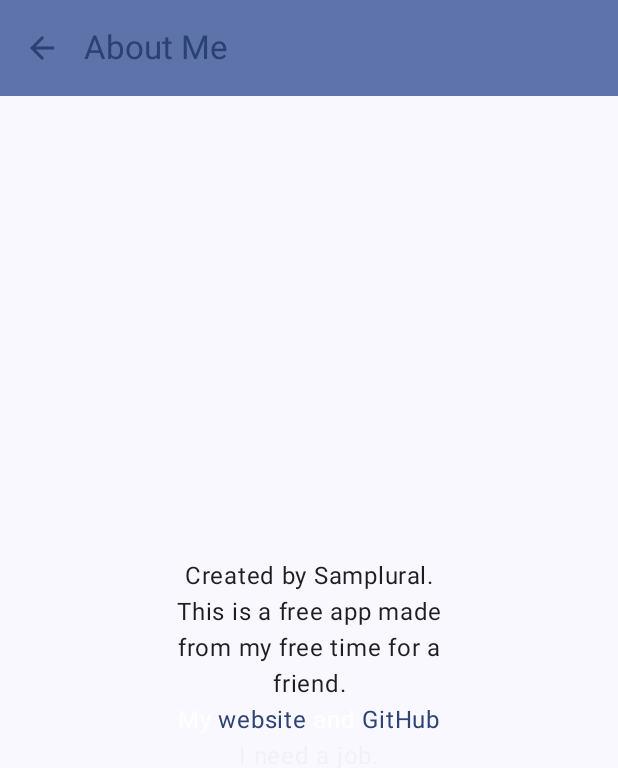
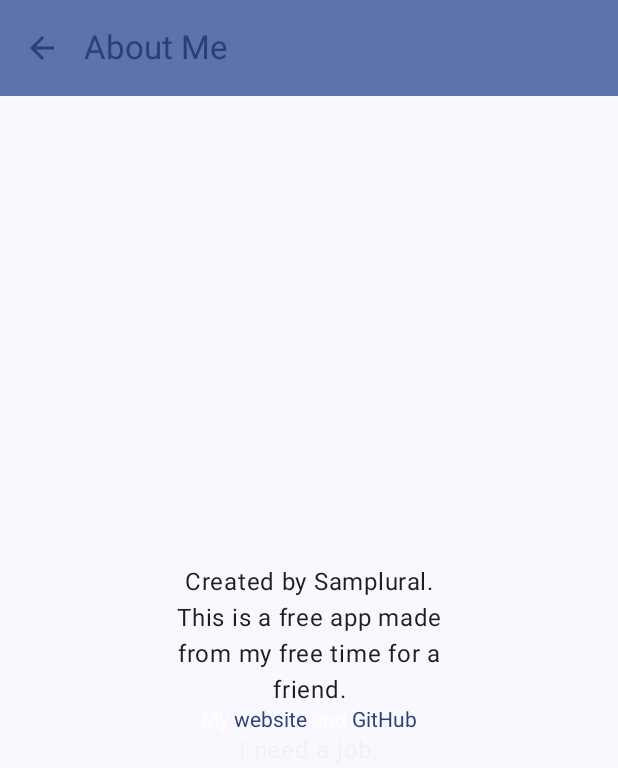
Before and after one commit to lsrprntr/Five-Crowns-Score-Keeper, an Android app built with Jetpack Compose: the AboutScreen screen opened through its navigation route, on a phone screen of 412 x 824 dp. Shown: the top 768 px of the screen. Run offline under Robolectric (Android 15) with nearby library versions, the light colour scheme and no system bars; our stand-ins replace Room's generated code.

Commit message:
about change

```diff
--- a/app/src/main/java/com/samplural/fivecrownsscorekeeper/ui/screens/AboutScreen.kt
+++ b/app/src/main/java/com/samplural/fivecrownsscorekeeper/ui/screens/AboutScreen.kt
@@ -25,6 +25,7 @@ import androidx.compose.ui.Alignment
 import androidx.compose.ui.Modifier
 import androidx.compose.ui.platform.LocalUriHandler
 import androidx.compose.ui.text.SpanStyle
+import androidx.compose.ui.text.TextStyle
 import androidx.compose.ui.text.buildAnnotatedString
 import androidx.compose.ui.text.style.TextAlign
 import androidx.compose.ui.text.withStyle
@@ -119,7 +120,7 @@ fun AboutScreen(
 
                     ClickableText(
                         text = annotatedString,
-                        style = MaterialTheme.typography.bodyLarge,
+                        style = TextStyle(textAlign = TextAlign.Center),
                         onClick = { offset ->
                             annotatedString.getStringAnnotations(
                                 tag = "website",
```
